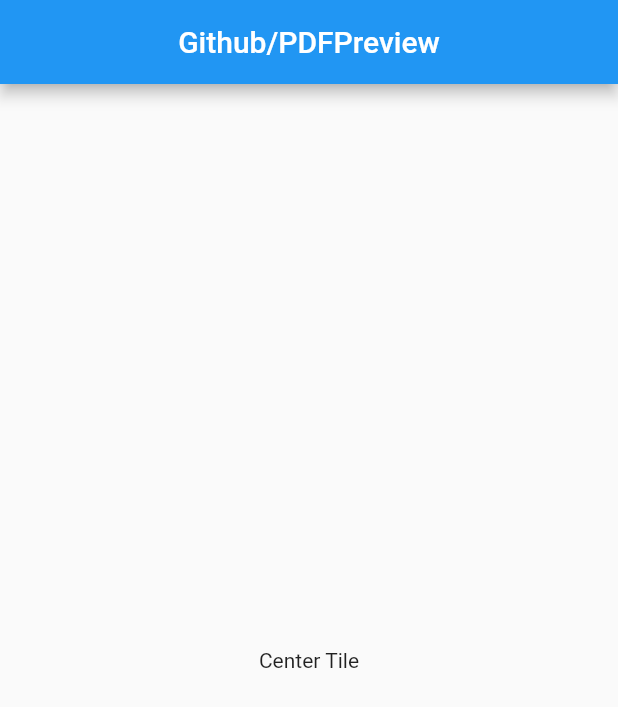
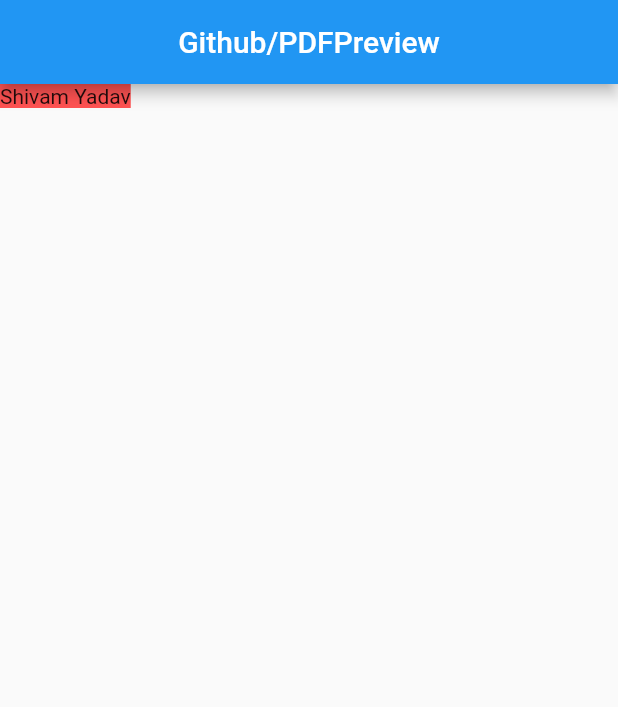
Before and after one commit to shivamyadavskn/pdf_previewer_demoss, a Flutter app: the HomePage screen opened directly, on a phone screen of 412 x 824 dp. Shown: the top 707 px of the screen. Run offline on Flutter 3.47's test engine with Material 2 defaults, Android fonts, the phone set to English and light mode, and no system bars.

```diff
--- a/lib/home_page.dart
+++ b/lib/home_page.dart
@@ -9,9 +9,10 @@ class HomePage extends StatelessWidget {
         title: const Text('Github/PDFPreview'),
         centerTitle: true,
       ),
-      body: const Center(
-        child: Text('Center Tile'),
-      ),
+      body: Container(
+        color: Colors.redAccent,
+        child: const Text("Shivam Yadav"),
+      )
     );
   }
 }
```
